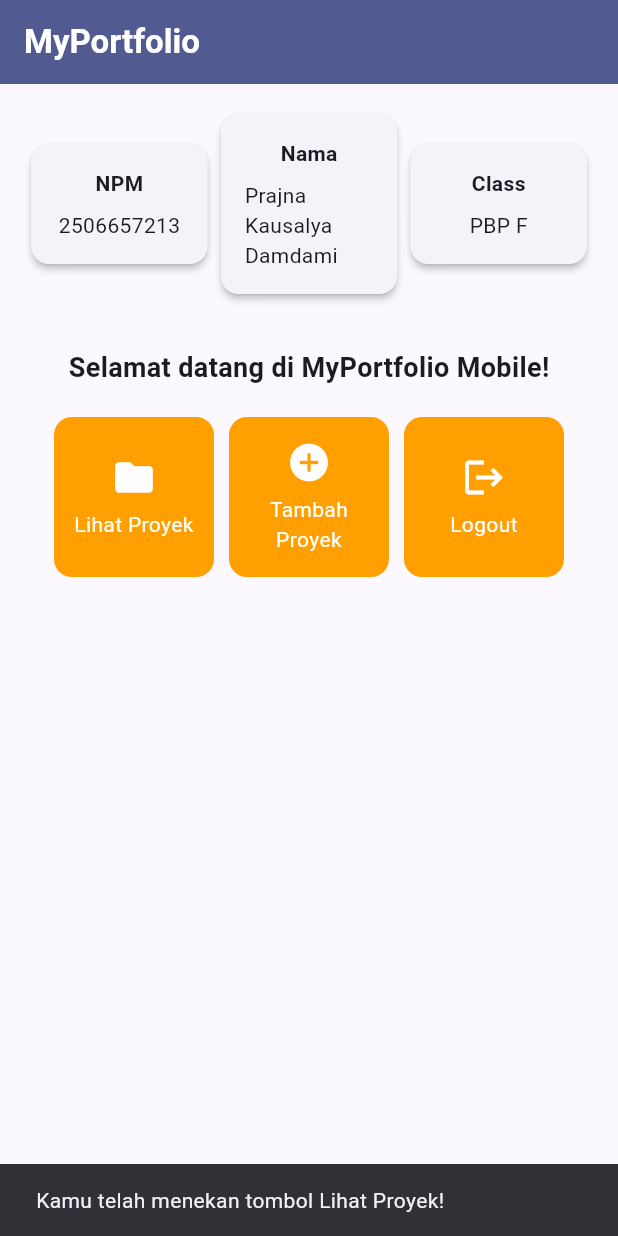
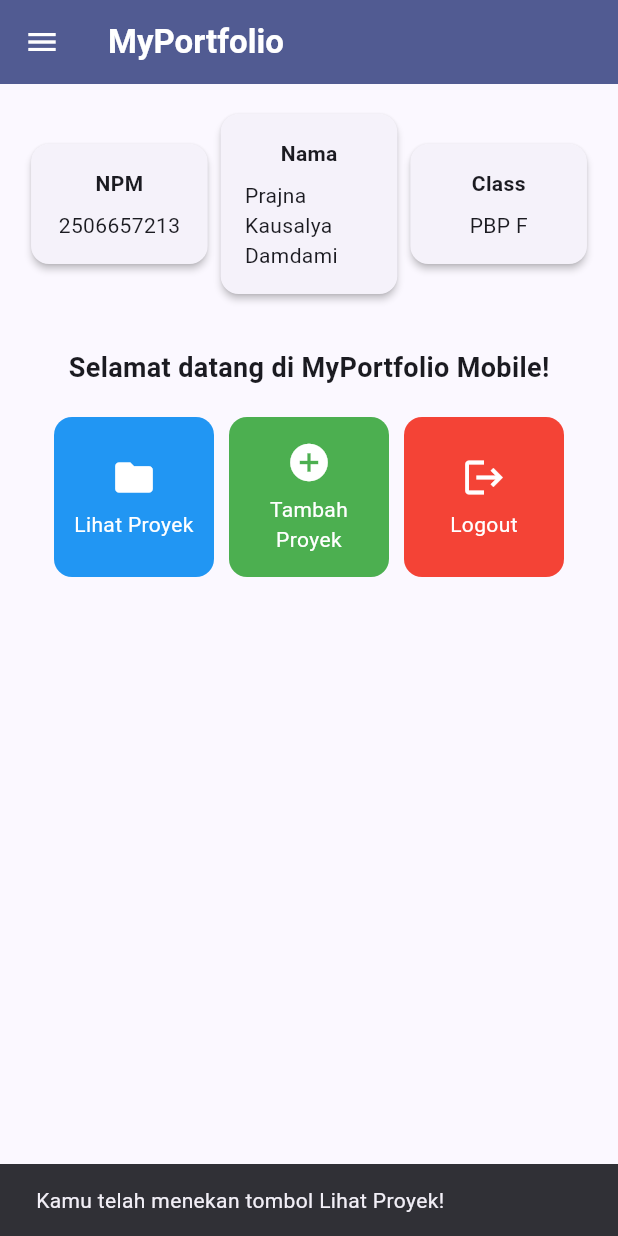
Before and after one commit to prajnakausalya-08/myportofolio_mobile, a Flutter app: the screen it shows after launch, after a tap on "Lihat Proyek", on a phone screen of 412 x 824 dp. Run offline on Flutter 3.47's test engine with Material 3 defaults, Android fonts, the phone set to English and light mode, and no system bars.

Commit message:
feat: restructure portfolio home and action cards

```diff
--- a/lib/main.dart
+++ b/lib/main.dart
@@ -1,5 +1,5 @@
 import 'package:flutter/material.dart';
-import 'package:myportofolio_mobile/menu.dart';
+import 'package:myportofolio_mobile/screens/menu.dart';
 
 void main() {
   runApp(const MyApp());
--- a/lib/menu.dart
+++ b/lib/screens/menu.dart
@@ -1,4 +1,6 @@
 import 'package:flutter/material.dart';
+import 'package:myportofolio_mobile/widgets/left_drawer.dart';
+import 'package:myportofolio_mobile/widgets/project_card.dart';
 
 class MyHomePage extends StatelessWidget {
   MyHomePage({super.key});
@@ -7,15 +9,17 @@ class MyHomePage extends StatelessWidget {
   final String nama = "Prajna Kausalya Damdami";
   final String kelas = "PBP F";
   final List<ItemHomepage> items = [
-    ItemHomepage("Lihat Proyek", Icons.folder),
-    ItemHomepage("Tambah Proyek", Icons.add_circle),
-    ItemHomepage("Logout", Icons.logout),
+    ItemHomepage("Lihat Proyek", Icons.folder, Colors.blue),
+    ItemHomepage("Tambah Proyek", Icons.add_circle, Colors.green),
+    ItemHomepage("Logout", Icons.logout, Colors.red),
   ];
 
   @override
   Widget build(BuildContext context) {
     return Scaffold(
+      drawer: const LeftDrawer(),
       appBar: AppBar(
+        iconTheme: const IconThemeData(color: Colors.white),
         title: const Text(
           'MyPortfolio',
           style: TextStyle(color: Colors.white, fontWeight: FontWeight.bold),
@@ -101,46 +105,7 @@ class InfoCard extends StatelessWidget {
 class ItemHomepage {
   final String name;
   final IconData icon;
+  final Color color;
 
-  ItemHomepage(this.name, this.icon);
+  ItemHomepage(this.name, this.icon, this.color);
 }
-
-class ItemCard extends StatelessWidget {
-  final ItemHomepage item;
-
-  const ItemCard(this.item, {super.key});
-
-  @override
-  Widget build(BuildContext context) {
-    return Material(
-      color: Theme.of(context).colorScheme.secondary,
-      borderRadius: BorderRadius.circular(12),
-      child: InkWell(
-        onTap: () {
-          ScaffoldMessenger.of(context)
-            ..hideCurrentSnackBar()
-            ..showSnackBar(
-              SnackBar(content: Text("Kamu telah menekan tombol ${item.name}!")),
-            );
-        },
-        child: Container(
-          padding: const EdgeInsets.all(8),
-          child: Center(
-            child: Column(
-              mainAxisAlignment: MainAxisAlignment.center,
-              children: [
-                Icon(item.icon, color: Colors.white, size: 30.0),
-                const Padding(padding: EdgeInsets.all(3)),
-                Text(
-                  item.name,
-                  textAlign: TextAlign.center,
-                  style: const TextStyle(color: Colors.white),
-                ),
-              ],
-            ),
-          ),
-        ),
-      ),
-    );
-  }
-}
--- /dev/null
+++ b/lib/widgets/project_card.dart
@@ -0,0 +1,49 @@
+import 'package:flutter/material.dart';
+import 'package:myportofolio_mobile/screens/menu.dart';
+import 'package:myportofolio_mobile/screens/project_form.dart';
+
+class ItemCard extends StatelessWidget {
+  final ItemHomepage item;
+
+  const ItemCard(this.item, {super.key});
+
+  @override
+  Widget build(BuildContext context) {
+    return Material(
+      color: item.color,
+      borderRadius: BorderRadius.circular(12),
+      child: InkWell(
+        onTap: () {
+          ScaffoldMessenger.of(context)
+            ..hideCurrentSnackBar()
+            ..showSnackBar(
+              SnackBar(content: Text("Kamu telah menekan tombol ${item.name}!")),
+            );
+          if (item.name == "Tambah Proyek") {
+            Navigator.push(
+              context,
+              MaterialPageRoute(builder: (context) => const ProjectFormPage()),
+            );
+          }
+        },
+        child: Container(
+          padding: const EdgeInsets.all(8),
+          child: Center(
+            child: Column(
+              mainAxisAlignment: MainAxisAlignment.center,
+              children: [
+                Icon(item.icon, color: Colors.white, size: 30.0),
+                const Padding(padding: EdgeInsets.all(3)),
+                Text(
+                  item.name,
+                  textAlign: TextAlign.center,
+                  style: const TextStyle(color: Colors.white),
+                ),
+              ],
+            ),
+          ),
+        ),
+      ),
+    );
+  }
+}
```
